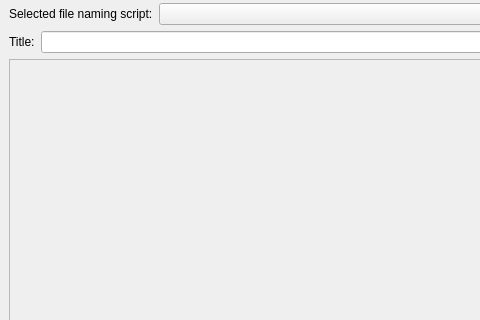
Qt form ui/scripteditor.ui (metabrainz/picard) before a commit; both pictures show x 0 to 480 and y 0 to 320 of the 902 by 729 pixel window.
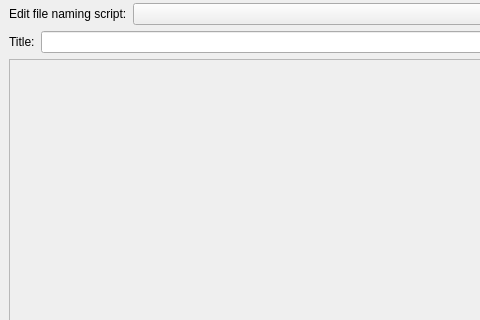
The same form after that commit. Custom widgets are drawn as their Qt base class.

Commit message:
Script editor: decouple from active script, add reset action
- Remove is_options_ui/is_main_ui checks (editor is always standalone)
- Remove set_selector_states coupling to parent menu
- Decouple: editing a script no longer changes the active script
- Prompt to activate edited script on Save ('Make It So!')
- Add 'Reset current script' action (with confirmation)
- Add confirmation to 'Reset all scripts'
- Add save parameter to select_script() for reset support
- Disable reset action for unsaved (new) scripts
- Rename label 'Selected' → 'Edit file naming script:'

The edit to the form file:
```diff
--- a/ui/scripteditor.ui
+++ b/ui/scripteditor.ui
@@ -122,7 +122,7 @@
               </size>
              </property>
              <property name="text">
-              <string>Selected file naming script:</string>
+              <string>Edit file naming script:</string>
              </property>
              <property name="indent">
               <number>0</number>
```
The commit also changes 3 other files.
